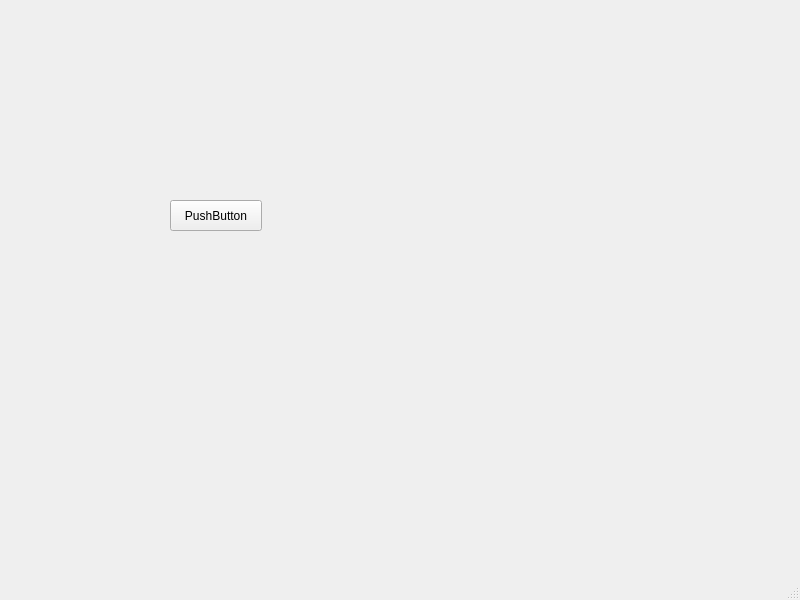
Old version of the form firstwidgetapp.ui in the repository MathewLister/WidgetApp1.
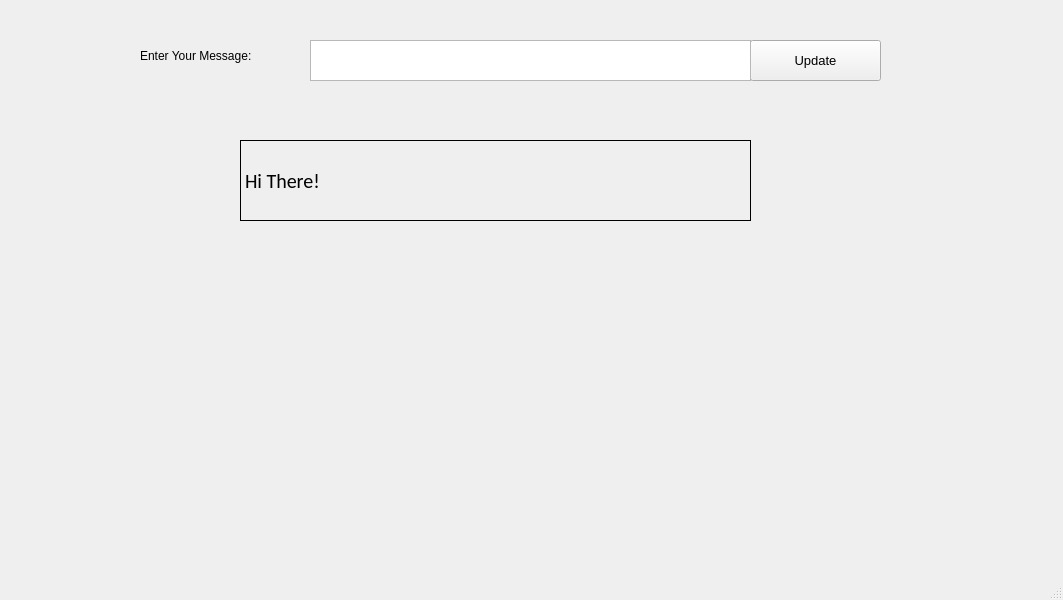
New version of the form.

What changed in the file:
```diff
--- a/firstwidgetapp.ui
+++ b/firstwidgetapp.ui
@@ -6,7 +6,7 @@
    <rect>
     <x>0</x>
     <y>0</y>
-    <width>800</width>
+    <width>1063</width>
     <height>600</height>
    </rect>
   </property>
@@ -17,17 +17,70 @@
    <widget class="QPushButton" name="pushButton">
     <property name="geometry">
      <rect>
-      <x>170</x>
-      <y>200</y>
-      <width>92</width>
-      <height>31</height>
+      <x>750</x>
+      <y>40</y>
+      <width>131</width>
+      <height>41</height>
      </rect>
     </property>
+    <property name="font">
+     <font>
+      <pointsize>10</pointsize>
+      <weight>50</weight>
+      <bold>false</bold>
+     </font>
+    </property>
     <property name="text">
-     <string>PushButton</string>
+     <string>Update</string>
+    </property>
+   </widget>
+   <widget class="QLabel" name="Prompt">
+    <property name="geometry">
+     <rect>
+      <x>140</x>
+      <y>30</y>
+      <width>171</width>
+      <height>51</height>
+     </rect>
+    </property>
+    <property name="text">
+     <string>Enter Your Message:</string>
+    </property>
+   </widget>
+   <widget class="QPlainTextEdit" name="TextEntry">
+    <property name="geometry">
+     <rect>
+      <x>310</x>
+      <y>40</y>
+      <width>441</width>
+      <height>41</height>
+     </rect>
+    </property>
+   </widget>
+   <widget class="QLabel" name="Display">
+    <property name="geometry">
+     <rect>
+      <x>240</x>
+      <y>140</y>
+      <width>511</width>
+      <height>81</height>
+     </rect>
+    </property>
+    <property name="font">
+     <font>
+      <family>Calibri</family>
+      <pointsize>15</pointsize>
+     </font>
+    </property>
+    <property name="frameShape">
+     <enum>QFrame::Box</enum>
+    </property>
+    <property name="text">
+     <string>Hi There!</string>
     </property>
    </widget>
   </widget>
+  <widget class="QStatusBar" name="statusbar"/>
   <widget class="QMenuBar" name="menubar">
    <property name="geometry">
     <rect>
@@ -38,7 +91,6 @@
     </rect>
    </property>
   </widget>
-  <widget class="QStatusBar" name="statusbar"/>
  </widget>
  <resources/>
  <connections/>
```
Left out of the diff: 4 changed lines with no effect on the pictures.
